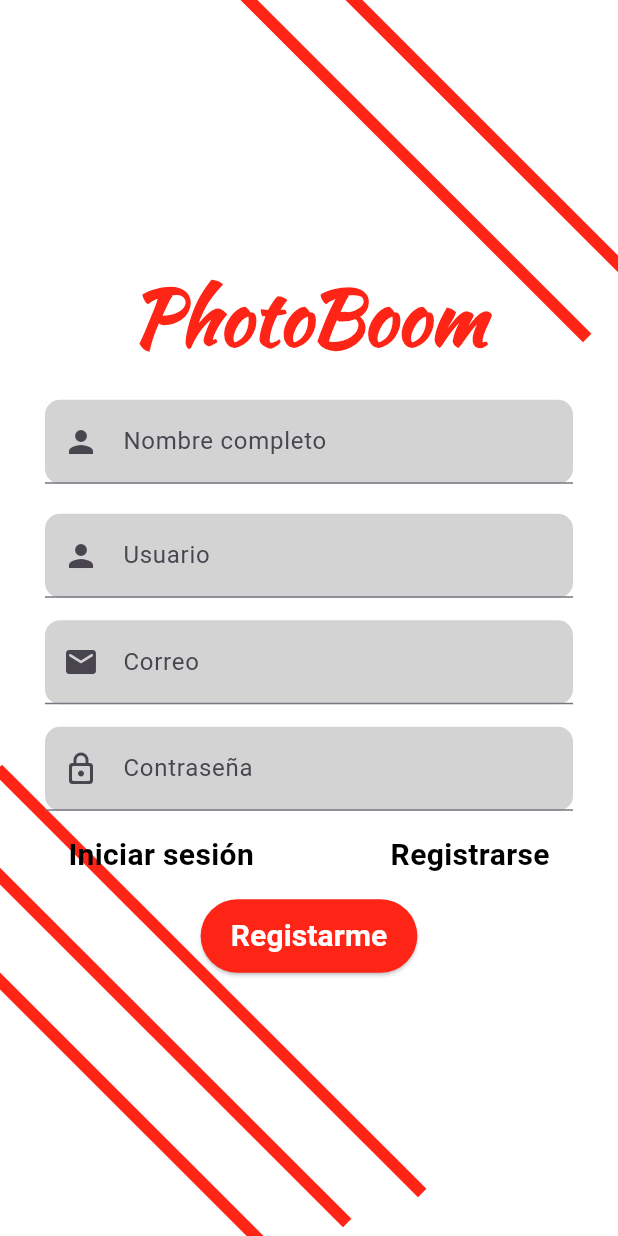
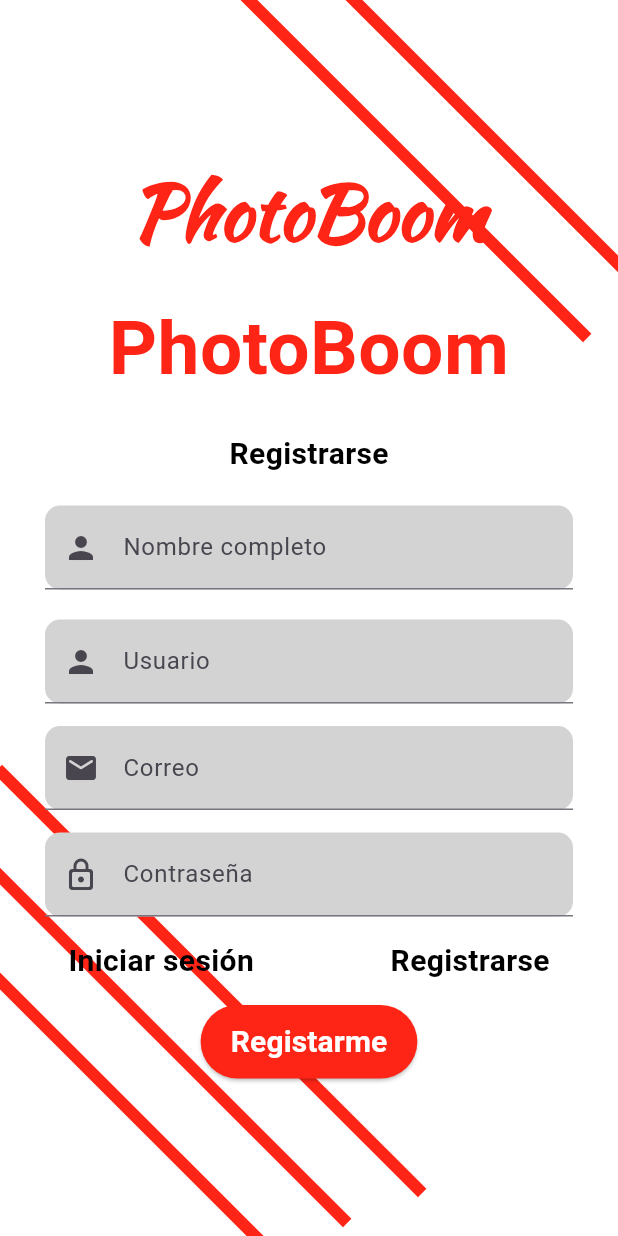
Before and after one commit to ricardojmt/PhotoBoom, a Flutter app: the screen it shows after launch, after a tap on "Registrarse", on a phone screen of 412 x 824 dp. Run offline on Flutter 3.47's test engine with Material 3 defaults, Android fonts, the phone set to English and light mode, and no system bars; our stand-ins replace camera, file_picker, image_picker.

Commit message:
Cambio 01 Yess

```diff
--- a/lib/main.dart
+++ b/lib/main.dart
@@ -1,9 +1,12 @@
 import 'package:flutter/material.dart';
+
+// Aquí están las pantallas
 import 'package:photoboom/core/app_colores.dart';
 import 'package:photoboom/screens/pb_correo_contrasena.dart';
 import 'package:photoboom/screens/pb_inicio_sesion.dart';
 import 'package:photoboom/screens/pb_olvide_contrasena.dart';
 import 'package:photoboom/screens/pb_registrarse.dart';
+import 'package:photoboom/screens/pb_interfaz_feed.dart';
 
 void main() {
   runApp(const MainApp());
@@ -19,14 +22,110 @@ class MainApp extends StatelessWidget {
       theme: ThemeData(
         scaffoldBackgroundColor: AppColores.backgrounds,
       ),
-      initialRoute: PbInicioSesion.id,
-      routes: {
-        PbRegistrarse.id: (context) => PbRegistrarse(),
-        PbInicioSesion.id: (context) => PbInicioSesion(),
-        PbOlvideContrasena.id: (context) => PbOlvideContrasena(),
-        PbCorreoContrasena.id: (context) => PbCorreoContrasena(),
-      },
-
+      // Ruta inicial a la pantalla de inicio de sesión
+     initialRoute: '/inicio-sesion',
+     routes: {
+        '/inicio-sesion': (context) => PbInicioSesion(),
+        '/registrarse': (context) => PbRegistrarse(),
+        '/olvide-contrasena': (context) => PbOlvideContrasena(),
+        '/correo-contrasena': (context) => PbCorreoContrasena(),
+        '/Feed': (context) => Feed(),
+    },
     );
   }
 }
+
+// ===================== 1. Pantalla de Inicio de Sesión =====================
+
+//class PbInicioSesion extends StatelessWidget {
+  //static const String id = '/inicio-sesion'; // Ruta estática para navegación
+  //const PbInicioSesion({super.key});
+
+  //@override
+  //Widget build(BuildContext context) {
+   // return Scaffold(
+      //appBar: AppBar(
+       // title: const Text('Inicio de Sesión'),
+      //),
+      //body: const Center(
+        //child: Text('Pantalla de Inicio de Sesión'),
+     // ),
+   // );
+  //}
+//}
+
+// ===================== 2. Pantalla de Registro =====================
+
+//class PbRegistrarse extends StatelessWidget {
+ // static const String id = '/registrarse'; // Ruta estática para navegación
+  //const PbRegistrarse({super.key});
+
+  //@override
+  //idget build(BuildContext context) {
+   // return Scaffold(
+    //  appBar: AppBar(
+      //  title: const Text('Registrarse'),
+      //),
+     // body: const Center(
+      //  child: Text('Pantalla de Registro'),
+     // ),
+   // );
+  //}
+//}
+
+// ===================== 3. Pantalla Olvidé la Contraseña =====================
+
+//class PbOlvideContrasena extends StatelessWidget {
+  //static const String id = '/olvideContrasena'; // Ruta estática para navegación
+  //const PbOlvideContrasena({super.key});
+
+  //@override
+  //Widget build(BuildContext context) {
+    //return Scaffold(
+      //appBar: AppBar(
+       // title: const Text('Olvidé la Contraseña'),
+      //),
+      //body: const Center(
+       // child: Text('Pantalla para recuperar la contraseña'),
+      //),
+    //);
+  //}
+//}
+
+// ===================== 4. Pantalla Correo y Contraseña =====================
+
+//class PbCorreoContrasena extends StatelessWidget {
+ // static const String id = '/correoContrasena'; // Ruta estática para navegación
+ // const PbCorreoContrasena({super.key});
+
+ // @override
+ // Widget build(BuildContext context) {
+   // return Scaffold(
+    //  appBar: AppBar(
+     //   title: const Text('Correo y Contraseña'),
+    //  ),
+     // body: const Center(
+      //  child: Text('Pantalla para introducir el correo y nueva contraseña'),
+    //  ),
+  //  );
+ // }
+//}
+
+// ===================== 5. Pantalla Feed =====================
+
+//class Feed extends StatelessWidget {
+ // static const String id = '/Feed'; // Ruta estática para navegación
+  //const Feed({super.key});
+
+ // @override
+ // Widget build(BuildContext context) {
+  //  return Scaffold(
+   //   appBar: AppBar(
+    //    title: const Text('Feed'),
+     // ),
+     // body: const Center(
+     //   child: Text('Contenido del Feed'),
+     //,
+    //);
+ // }
+//}
--- a/lib/screens/pb_correo_contrasena.dart
+++ b/lib/screens/pb_correo_contrasena.dart
@@ -6,7 +6,7 @@ import 'package:photoboom/core/app_colores.dart';
 import 'package:photoboom/core/app_lineas_decoracion.dart';
 
 class PbCorreoContrasena extends StatelessWidget {
-  static String id = "pb_correo_contraseña";
+  static const String id = "/correo-contraseña";
    @override
 Widget build(BuildContext context) {
   return SafeArea(
--- a/lib/screens/pb_inicio_sesion.dart
+++ b/lib/screens/pb_inicio_sesion.dart
@@ -1,76 +1,62 @@
 import 'package:flutter/material.dart';
-import 'package:photoboom/components/botonconfirmacion.dart';
 import 'package:photoboom/components/datosgenerales.dart';
-import 'package:photoboom/components/logo.dart';
 import 'package:photoboom/core/app_colores.dart';
-import 'package:photoboom/core/app_lineas_decoracion.dart';
 import 'package:photoboom/core/app_tipo_text.dart';
-import 'package:photoboom/screens/pb_olvide_contrasena.dart';
-import 'package:photoboom/screens/pb_registrarse.dart';
 
 class PbInicioSesion extends StatelessWidget {
-  static String id = "pb_inicio_sesion";
-   @override
+  static const String id = "/inicio-sesion";
+
+  @override
   Widget build(BuildContext context) {
     return SafeArea(
       child: Scaffold(
         backgroundColor: AppColores.backgrounds,
-        body: Lineas(
-          child: Center(
-            child: Column(
+        body: Center(
+          child: Column(
             mainAxisAlignment: MainAxisAlignment.center,
             children: [
-
-              Logogrande(),
-              SizedBox(
-                height: 20.0,
+              Text(
+                "PhotoBoom",
+                textAlign: TextAlign.center,
+                style: TextStyle(
+                  color: AppColores.logotext,
+                  fontSize: 50,
+                  fontWeight: FontWeight.bold,
+                ),
               ),
-              Usuario(),
-              SizedBox(
-                height: 15.0,
-              ),
-              Contras(),
-              SizedBox(
-                height: 5.0,
-              ),
+              SizedBox(height: 20.0),
               Row(
                 mainAxisAlignment: MainAxisAlignment.center,
                 children: [
-                  GestureDetector(
-                    onTap: () {
-                      Navigator.pushNamed(context, PbOlvideContrasena.id);
-                    },
-                    child: Text("olvide mi contraseña", style: AppTipoText.textopequeno),
-                  ),
+                  Text("Iniciar sesión", style: AppTipoText.texto),
                 ],
               ),
-              SizedBox(
-                height: 15.0,
-              ),
+              SizedBox(height: 20.0),
+              Usuario(), // Campo para el usuario
+              SizedBox(height: 15.0),
+              Correo(), // Campo para el correo
+              SizedBox(height: 15.0),
+              Contras(), // Campo para la contraseña
+              SizedBox(height: 20.0),
               Row(
                 mainAxisAlignment: MainAxisAlignment.spaceAround,
                 children: [
                   GestureDetector(
                     onTap: () {
-                      Navigator.pushNamed(context, PbInicioSesion.id);
-                    },
-                    child: Text("Iniciar sesión", style: AppTipoText.texto),
-                  ),
-                  GestureDetector(
-                    onTap: () {
-                      Navigator.pushNamed(context, PbRegistrarse.id);
+                      Navigator.pushNamed(context, "/registrarse");
                     },
                     child: Text("Registrarse", style: AppTipoText.texto),
                   ),
+                  ElevatedButton(
+                    onPressed: () {
+                      Navigator.pushNamed(context, '/Feed');
+                    },
+                    child: Text("Ir al Feed"),
+                  ),
                 ],
               ),
-              SizedBox(
-                height: 15.0,
-              ),
-              Iniciar(),
-            ]
+            ],
           ),
-        ),
         ),
       ),
     );
--- a/lib/screens/pb_olvide_contrasena.dart
+++ b/lib/screens/pb_olvide_contrasena.dart
@@ -8,7 +8,7 @@ import 'package:photoboom/core/app_colores.dart';
 import 'package:photoboom/core/app_lineas_decoracion.dart';
 
 class PbOlvideContrasena extends StatelessWidget {
-  static String id = "pb_olvide_contraseña";
+  static const String id = "/olvide-contraseña";
    @override
 Widget build(BuildContext context) {
   return SafeArea(
--- a/lib/screens/pb_registrarse.dart
+++ b/lib/screens/pb_registrarse.dart
@@ -4,11 +4,11 @@ import 'package:photoboom/components/datosgenerales.dart';
 import 'package:photoboom/components/logo.dart';
 import 'package:photoboom/core/app_colores.dart';
 import 'package:photoboom/core/app_tipo_text.dart';
-import 'package:photoboom/screens/pb_inicio_sesion.dart';
 import 'package:photoboom/core/app_lineas_decoracion.dart';
 
 class PbRegistrarse extends StatelessWidget {
-  static String id = "pb_resgistrarse";
+  static const String id = "/registrarse";
+
   @override
   Widget build(BuildContext context) {
     return SafeArea(
@@ -20,48 +20,52 @@ class PbRegistrarse extends StatelessWidget {
               mainAxisAlignment: MainAxisAlignment.center,
               children: [
                 Logogrande(),
-              SizedBox(
-                height: 20.0,
+                SizedBox(height: 20.0),
+                Text(
+                  "PhotoBoom",
+                  textAlign: TextAlign.center,
+                  style: TextStyle(
+                    color: AppColores.logotext,
+                    fontSize: 50,
+                    fontWeight: FontWeight.bold,
                   ),
+                ),
+                SizedBox(height: 20.0),
+                Row(
+                  mainAxisAlignment: MainAxisAlignment.center,
+                  children: [
+                    Text("Registrarse", style: AppTipoText.texto),
+                  ],
+                ),
+                SizedBox(height: 20.0),
                 Nombre(),
-              SizedBox(
-                height: 20.0,
-              ),
+                SizedBox(height: 20.0),
                 Usuario(),
-              SizedBox(
-                height: 15.0,
-              ),
+                SizedBox(height: 15.0),
                 Correo(),
-              SizedBox(
-                height: 15.0,
-              ),
+                SizedBox(height: 15.0),
                 Contras(),
-              SizedBox(
-                height: 15.0,
-              ),
+                SizedBox(height: 15.0),
                 Row(
                   mainAxisAlignment: MainAxisAlignment.spaceAround,
                   children: [
                     GestureDetector(
                       onTap: () {
-                      Navigator.pushNamed(context, PbInicioSesion.id);
+                        Navigator.pushNamed(context, "/inicio-sesion");
                       },
                       child: Text("Iniciar sesión", style: AppTipoText.texto),
                     ),
                     GestureDetector(
                       onTap: () {
-                      Navigator.pushNamed(context, PbRegistrarse.id);
+                        Navigator.pushNamed(context, "/registrarse");
                       },
                       child: Text("Registrarse", style: AppTipoText.texto),
                     ),
                   ],
                 ),
-              SizedBox(
-                height: 15.0,
-              ),
+                SizedBox(height: 15.0),
                 Registrarme(),
-
-            ]
+              ],
             ),
           ),
         ),
--- a/pubspec.yaml
+++ b/pubspec.yaml
@@ -12,6 +12,9 @@ dependencies:
   flutter:
     sdk: flutter
 
+  image_picker: ^1.1.2      # Actualizado a la última versión para móviles
+  file_picker: ^10.0.0      # Para seleccionar archivos desde el escritorio
+  camera: ^0.10.0+4
   english_words: ^4.0.0
   provider: ^6.0.0
 
@@ -19,7 +22,7 @@ dev_dependencies:
   flutter_test:
     sdk: flutter
 
-  flutter_lints: ^2.0.0
+  flutter_lints: ^5.0.0
 
 flutter:
   uses-material-design: true
```
Also changed, not shown: lib/screens/pb_interfaz_feed.dart (added, +241 -0 lines), pubspec.lock, 7 other files. Lines whose indentation alone changed are shown as unchanged.
